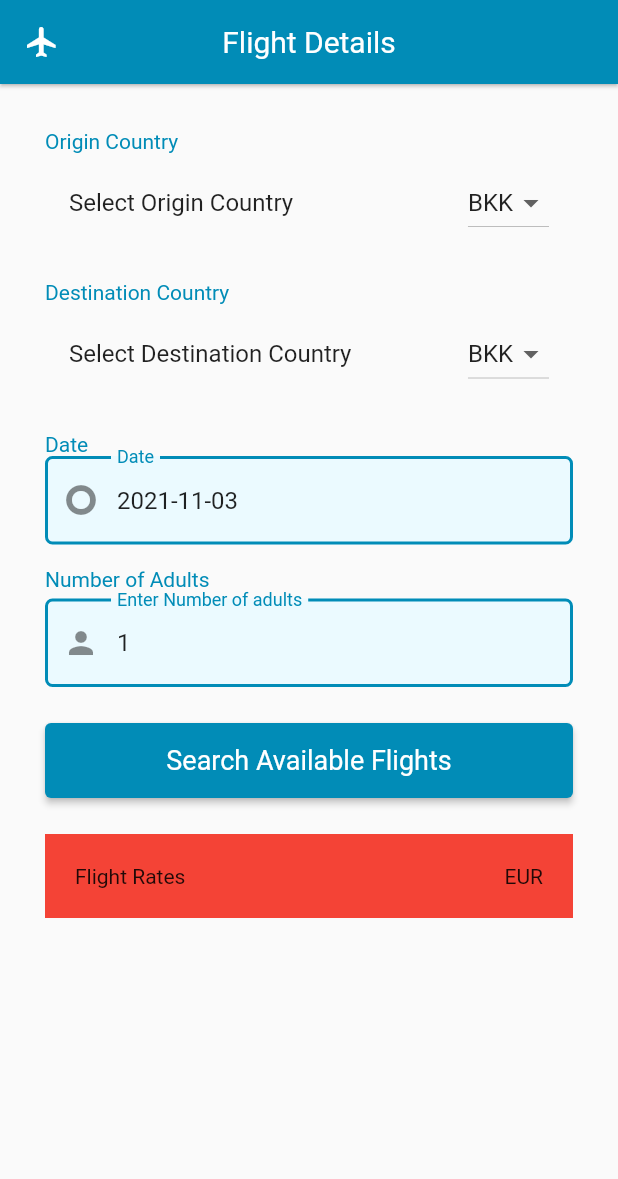
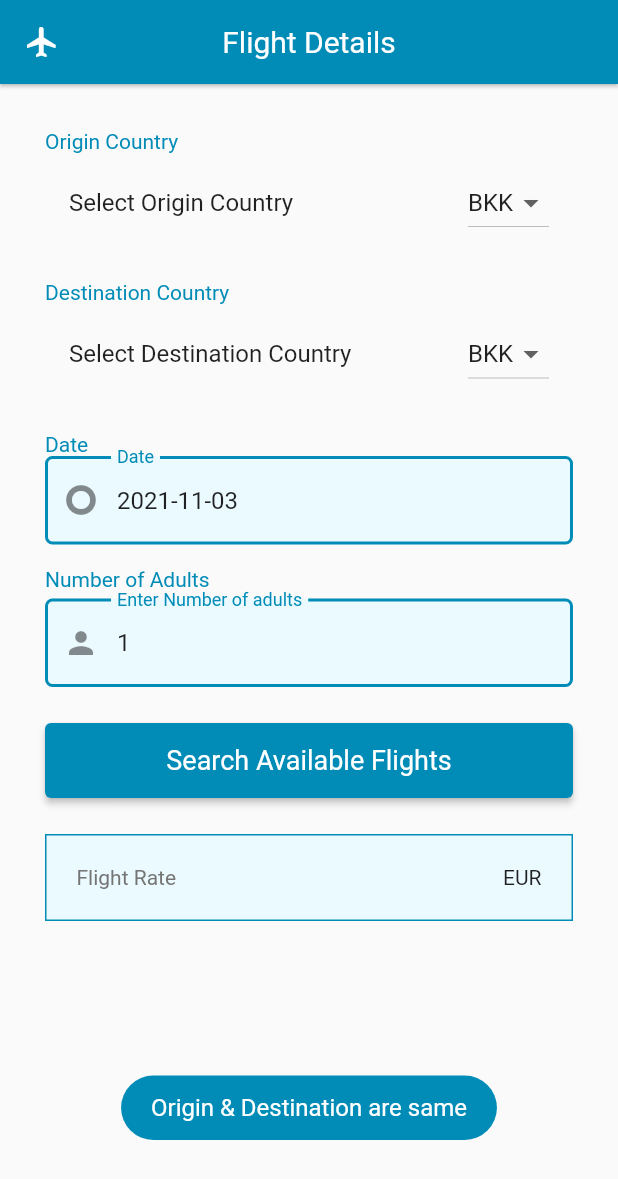
Before and after one commit to SEP-S5-Smart-Travel-Itinerary/FrontEnd_Flutter, a Flutter app: the FlightDetails screen opened directly, after a tap on "Search Available Flights", on a phone screen of 412 x 824 dp. Shown: the top 1179 px of the screen. Run offline on Flutter 3.47's test engine with Material 2 defaults, Android fonts, the phone set to English and light mode, and no system bars; our stand-ins replace firebase_core, flutter_datetime_picker, flutter_keyboard_visibility, flutter_local_notifications, flutter_rating_bar, fluttertoast and 10 more; missing offline and left inert: date_range_form_field, time_range; accounts and stored records are empty.

Commit message:
complete flight details

```diff
--- a/lib/screens/flight_screen.dart
+++ b/lib/screens/flight_screen.dart
@@ -1,4 +1,5 @@
 import 'package:flutter/material.dart';
+import 'package:fluttertoast/fluttertoast.dart';
 import 'package:frontend_flutter/models/flight_det.dart';
 import 'package:intl/intl.dart';
 import 'package:flutter_datetime_picker/flutter_datetime_picker.dart';
@@ -200,7 +201,14 @@ class _FlightDetailsState extends State<FlightDetails> {
               ElevatedButton(
                 onPressed: () async {
                   if (_origin == _destination) {
-                    print("same");
+                    Fluttertoast.showToast(
+                        msg: "Origin & Destination are same",
+                        toastLength: Toast.LENGTH_SHORT,
+                        gravity: ToastGravity.BOTTOM,
+                        timeInSecForIosWeb: 1,
+                        backgroundColor: PrimaryColor,
+                        textColor: Colors.white,
+                        fontSize: 16.0);
                     return;
                   } else {
                     var result = await getFlightRates(_origin, _destination,
@@ -235,12 +243,18 @@ class _FlightDetailsState extends State<FlightDetails> {
               ),
 
               Container(
-                color: Colors.red,
                 padding: EdgeInsets.all(20),
+                decoration: BoxDecoration(
+                  border: Border.all(color: PrimaryColor),
+                  color: SecondayColorBlue,
+                ),
                 child: Row(
                   mainAxisAlignment: MainAxisAlignment.spaceBetween,
                   children: [
-                    Text('Flight Rates'),
+                    Text(
+                      'Flight Rate',
+                      style: TextStyle(color: SecondaryColorDarkGrey),
+                    ),
                     Text(_amount + " " + _currency)
                   ],
                 ),
```
